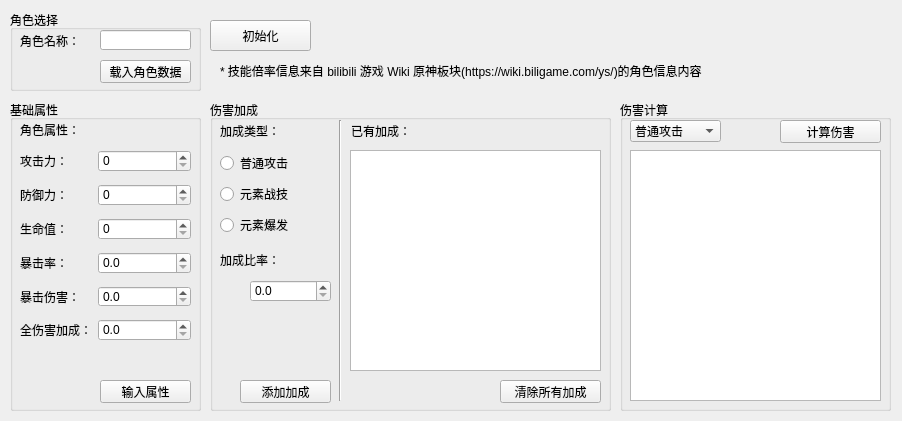
Old version of the form Damage_Calculator.ui in the repository BallBall11/Assinment1.
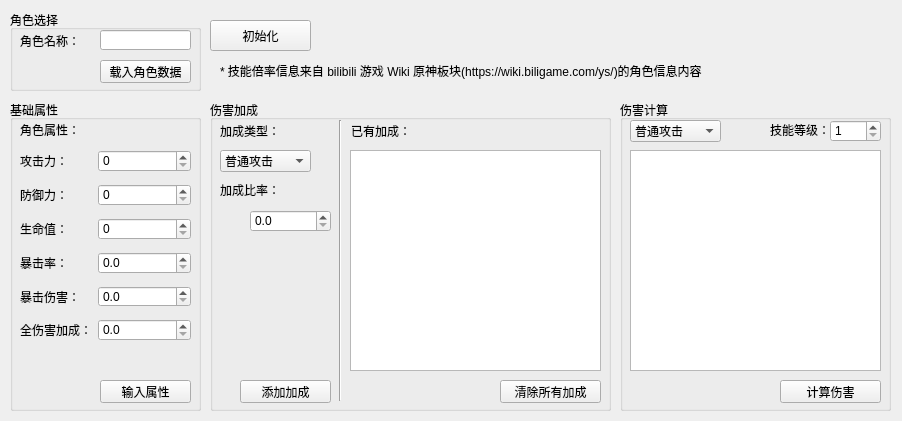
New version of the form.

Commit message: submit functions of GUI

```diff
--- a/Damage_Calculator.ui
+++ b/Damage_Calculator.ui
@@ -285,39 +285,6 @@
      <string>已有加成：</string>
     </property>
    </widget>
-   <widget class="QWidget" name="verticalLayoutWidget">
-    <property name="geometry">
-     <rect>
-      <x>10</x>
-      <y>50</y>
-      <width>111</width>
-      <height>91</height>
-     </rect>
-    </property>
-    <layout class="QVBoxLayout" name="verticalLayout">
-     <item>
-      <widget class="QRadioButton" name="radioButton_A">
-       <property name="text">
-        <string>普通攻击</string>
-       </property>
-      </widget>
-     </item>
-     <item>
-      <widget class="QRadioButton" name="radioButton_E">
-       <property name="text">
-        <string>元素战技</string>
-       </property>
-      </widget>
-     </item>
-     <item>
-      <widget class="QRadioButton" name="radioButton_Q">
-       <property name="text">
-        <string>元素爆发</string>
-       </property>
-      </widget>
-     </item>
-    </layout>
-   </widget>
    <widget class="QPushButton" name="pushButton_ClearBonus">
     <property name="geometry">
      <rect>
@@ -348,7 +315,7 @@
     <property name="geometry">
      <rect>
       <x>40</x>
-      <y>180</y>
+      <y>110</y>
       <width>81</width>
       <height>22</height>
      </rect>
@@ -367,7 +334,7 @@
     <property name="geometry">
      <rect>
       <x>10</x>
-      <y>150</y>
+      <y>80</y>
       <width>111</width>
       <height>20</height>
      </rect>
@@ -376,6 +343,31 @@
      <string>加成比率：</string>
     </property>
    </widget>
+   <widget class="QComboBox" name="comboBox_BonusType">
+    <property name="geometry">
+     <rect>
+      <x>10</x>
+      <y>50</y>
+      <width>91</width>
+      <height>22</height>
+     </rect>
+    </property>
+    <item>
+     <property name="text">
+      <string>普通攻击</string>
+     </property>
+    </item>
+    <item>
+     <property name="text">
+      <string>元素战技</string>
+     </property>
+    </item>
+    <item>
+     <property name="text">
+      <string>元素爆发</string>
+     </property>
+    </item>
+   </widget>
   </widget>
   <widget class="QGroupBox" name="groupBox_4">
    <property name="geometry">
@@ -393,7 +385,7 @@
     <property name="geometry">
      <rect>
       <x>160</x>
-      <y>20</y>
+      <y>280</y>
       <width>101</width>
       <height>23</height>
      </rect>
@@ -402,13 +394,13 @@
      <string>计算伤害</string>
     </property>
    </widget>
-   <widget class="QTextBrowser" name="textBrowser_DmgDisp">
+   <widget class="QTextEdit" name="textEdit_DmgDisp">
     <property name="geometry">
      <rect>
       <x>10</x>
       <y>50</y>
       <width>251</width>
-      <height>251</height>
+      <height>221</height>
      </rect>
     </property>
    </widget>
@@ -437,6 +429,35 @@
      </property>
     </item>
    </widget>
+   <widget class="QSpinBox" name="spinBox_SkillLevel">
+    <property name="geometry">
+     <rect>
+      <x>210</x>
+      <y>20</y>
+      <width>51</width>
+      <height>22</height>
+     </rect>
+    </property>
+    <property name="minimum">
+     <number>1</number>
+    </property>
+    <property name="maximum">
+     <number>13</number>
+    </property>
+   </widget>
+   <widget class="QLabel" name="label_14">
+    <property name="geometry">
+     <rect>
+      <x>150</x>
+      <y>20</y>
+      <width>61</width>
+      <height>20</height>
+     </rect>
+    </property>
+    <property name="text">
+     <string>技能等级：</string>
+    </property>
+   </widget>
   </widget>
   <widget class="QLabel" name="label_11">
    <property name="geometry">
```
Left out of the diff: 17 changed lines with no effect on the pictures. The commit also changes 3 other files.
